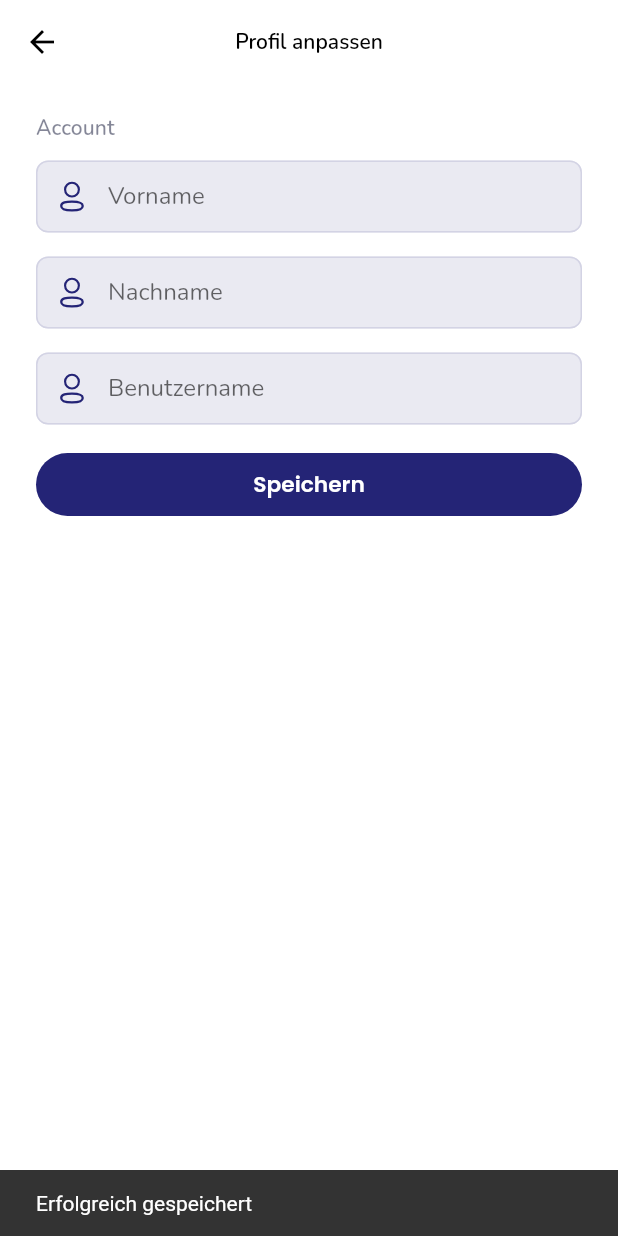
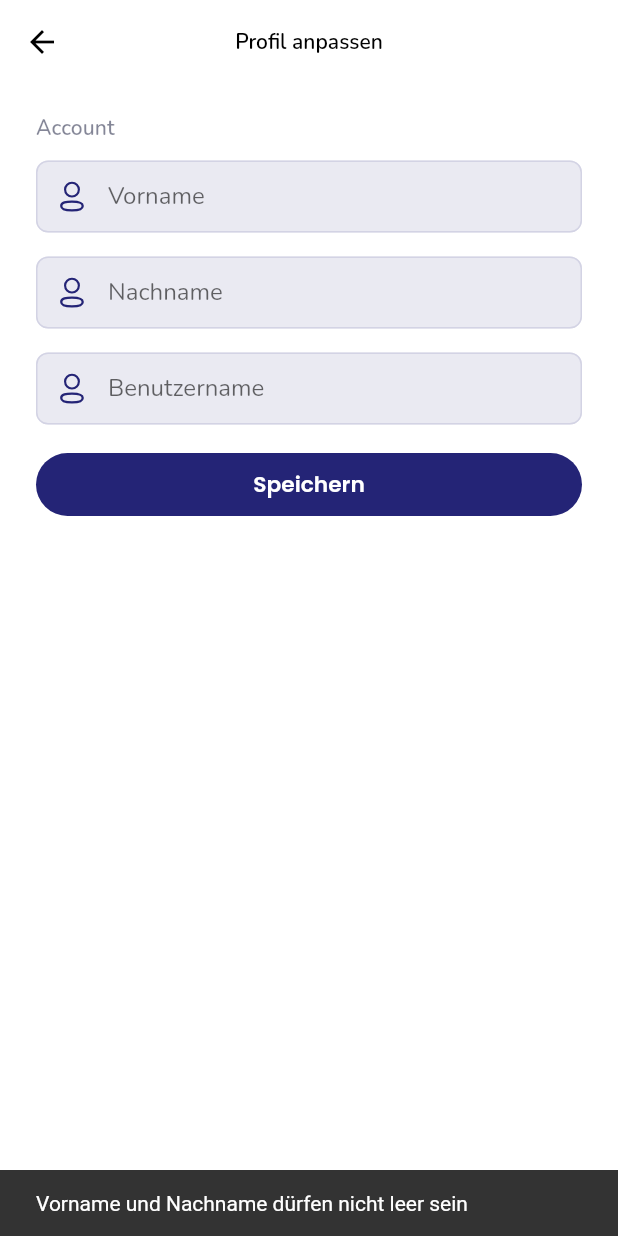
Before and after one commit to TobiasSchotter/clubtwice, a Flutter app: the ProfilePageSet screen opened directly, after a tap on "Speichern", on a phone screen of 412 x 824 dp. Run offline on Flutter 3.47's test engine with Material 2 defaults, Android fonts, the phone set to English and light mode, and no system bars; our stand-ins replace cloud_firestore, firebase_auth, firebase_core, flutter_svg, image_picker, pin_code_fields and 1 more; missing offline and left inert: money2; accounts and stored records are empty.

```diff
--- a/lib/views/screens/profile_page_set.dart
+++ b/lib/views/screens/profile_page_set.dart
@@ -1,4 +1,5 @@
 import 'package:cloud_firestore/cloud_firestore.dart';
+import 'package:clubtwice/views/screens/profile_page.dart';
 import 'package:firebase_auth/firebase_auth.dart';
 import 'package:flutter/material.dart';
 import 'package:flutter/services.dart';
@@ -17,10 +18,13 @@ class ProfilePageSet extends StatefulWidget {
 class _ProfilePageSetState extends State<ProfilePageSet> {
   TextEditingController _firstNameController = TextEditingController();
   TextEditingController _lastNameController = TextEditingController();
+  TextEditingController _userNameController = TextEditingController();
 
   @override
   void dispose() {
     _firstNameController.dispose();
+    _lastNameController.dispose();
+    _userNameController.dispose();
     super.dispose();
   }
 
@@ -44,12 +48,14 @@ class _ProfilePageSetState extends State<ProfilePageSet> {
           return Container(); // Handle when user data is not available
         }
 
-        final firstname = userData['first Name'] ?? '';
+        final firstName = userData['first Name'] ?? '';
         final lastName = userData['last Name'] ?? '';
+        final userName = userData['username'] ?? '';
 
         // Set the initial value of the TextField
-        _firstNameController.text = firstname;
+        _firstNameController.text = firstName;
         _lastNameController.text = lastName;
+        _userNameController.text = userName;
 
         return Scaffold(
           appBar: AppBar(
@@ -66,8 +72,15 @@ class _ProfilePageSetState extends State<ProfilePageSet> {
               ),
             ),
             leading: IconButton(
-              onPressed: () {
-                Navigator.of(context).pop();
+              onPressed: () async {
+                await Navigator.of(context).push(MaterialPageRoute(
+                  builder: (context) => ProfilePage(),
+                ));
+
+                // if (shouldRefresh == true) {
+                // Führe die Aktualisierungslogik aus
+                // ...
+                //   }
               },
               icon: const Icon(Icons.arrow_back_outlined),
               color: Colors.black,
@@ -126,7 +139,7 @@ class _ProfilePageSetState extends State<ProfilePageSet> {
               ),
 
               const SizedBox(height: 16),
-              // Username
+              // Last Name
               TextField(
                 autofocus: false,
                 controller:
@@ -135,8 +148,10 @@ class _ProfilePageSetState extends State<ProfilePageSet> {
                   hintText: 'Nachname',
                   prefixIcon: Container(
                     padding: const EdgeInsets.all(12),
-                    child: SvgPicture.asset('assets/icons/Profile.svg',
-                        color: AppColor.primary),
+                    child: SvgPicture.asset(
+                      'assets/icons/Profile.svg',
+                      color: AppColor.primary,
+                    ),
                   ),
                   contentPadding:
                       const EdgeInsets.symmetric(vertical: 10, horizontal: 14),
@@ -158,13 +173,17 @@ class _ProfilePageSetState extends State<ProfilePageSet> {
               // Email
               TextField(
                 autofocus: false,
+                controller:
+                    _userNameController, // Bind the controller to the TextField
                 keyboardType: TextInputType.emailAddress,
                 decoration: InputDecoration(
                   hintText: 'Benutzername',
                   prefixIcon: Container(
                     padding: const EdgeInsets.all(12),
-                    child: SvgPicture.asset('assets/icons/Profile.svg',
-                        color: AppColor.primary),
+                    child: SvgPicture.asset(
+                      'assets/icons/Profile.svg',
+                      color: AppColor.primary,
+                    ),
                   ),
                   contentPadding:
                       const EdgeInsets.symmetric(vertical: 10, horizontal: 14),
@@ -187,13 +206,50 @@ class _ProfilePageSetState extends State<ProfilePageSet> {
               CustomButton(
                 buttonText: 'Speichern',
                 onPressed: () {
-                  ScaffoldMessenger.of(context).showSnackBar(
-                    const SnackBar(
-                      content: Text('Erfolgreich gespeichert'),
-                    ),
-                  );
+                  final newFirstName = _firstNameController.text.trim();
+                  final newLastName = _lastNameController.text.trim();
+
+                  if (newFirstName.isNotEmpty && newLastName.isNotEmpty) {
+                    if (newFirstName != firstName || newLastName != lastName) {
+                      // Update user data in Firebase
+                      FirebaseFirestore.instance
+                          .collection('users')
+                          .doc(user.uid)
+                          .update({
+                        'first Name': newFirstName,
+                        'last Name': newLastName,
+                      }).then((_) {
+                        ScaffoldMessenger.of(context).showSnackBar(
+                          const SnackBar(
+                            content: Text('Erfolgreich gespeichert'),
+                          ),
+                        );
+                      }).catchError((error) {
+                        ScaffoldMessenger.of(context).showSnackBar(
+                          SnackBar(
+                            content:
+                                Text('Fehler beim Speichern der Daten: $error'),
+                          ),
+                        );
+                      });
+                    } else {
+                      ScaffoldMessenger.of(context).showSnackBar(
+                        const SnackBar(
+                          content:
+                              Text('Es wurden keine Änderungen vorgenommen'),
+                        ),
+                      );
+                    }
+                  } else {
+                    ScaffoldMessenger.of(context).showSnackBar(
+                      const SnackBar(
+                        content:
+                            Text('Vorname und Nachname dürfen nicht leer sein'),
+                      ),
+                    );
+                  }
                 },
-              ),
+              )
             ],
           ),
         );
--- a/lib/views/screens/register_page.dart
+++ b/lib/views/screens/register_page.dart
@@ -85,13 +85,16 @@ class _LoginPageState extends State<RegisterPage> {
     }
   }
 
-  Future addUserDetails(
+  Future<void> addUserDetails(
       String uid, String firstName, String lastName, String email) async {
+    String username = firstName + lastName; // Benutzername erstellen
+
     // Speichern der Benutzerdetails in Firestore
     await FirebaseFirestore.instance.collection('users').doc(uid).set({
       'first Name': firstName,
       'last Name': lastName,
       'email': email,
+      'username': username, // Benutzername hinzufügen
     });
   }
 
--- a/lib/views/widgets/profile_tile_widget.dart
+++ b/lib/views/widgets/profile_tile_widget.dart
@@ -28,6 +28,7 @@ class MyProfileWidget extends StatelessWidget {
 
         final firstname = userData['first Name'] ?? '';
         final lastname = userData['last Name'] ?? '';
+        final username = userData['username'] ?? '';
         final club = userData['club'] ?? '[kein Verein hinterlegt]';
         final sport = userData['sport'] ?? '[keine Sportart hinterlegt]';
 
@@ -126,7 +127,7 @@ class MyProfileWidget extends StatelessWidget {
               ),
               // Username
               Text(
-                'UserName',
+                '$username',
                 style: TextStyle(
                   color: Colors.white.withOpacity(0.6),
                   fontSize: 14,
```
